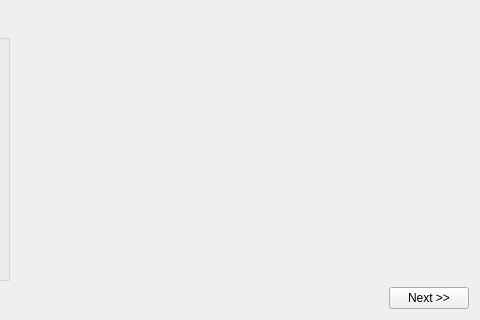
Above: ksirk/Dialogs/newGameDialog.ui from KDE/ksirk before the change; both pictures show x 135 to 615 and y 97 to 417 of the 615 by 417 pixel window. Below: the same form after it.
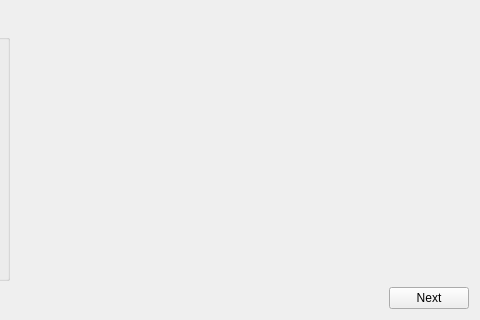
That is the form after the change. Icons and pictures are not drawn. Custom widgets are drawn as their Qt base class.

```diff
--- a/ksirk/Dialogs/newGameDialog.ui
+++ b/ksirk/Dialogs/newGameDialog.ui
@@ -244,7 +244,7 @@
      <item>
       <widget class="QPushButton" name="nextButton">
        <property name="text">
-        <string>Next &gt;&gt;</string>
+        <string>Next</string>
        </property>
       </widget>
      </item>
```
Left out of the diff: 3 changed lines with no effect on the pictures.
